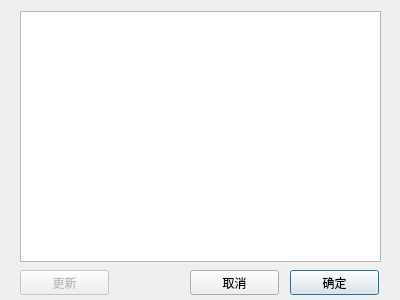
ldhshao/mylearnings, file qtlearnings/paramconfig/cmodparampreview.ui: the form before one commit.
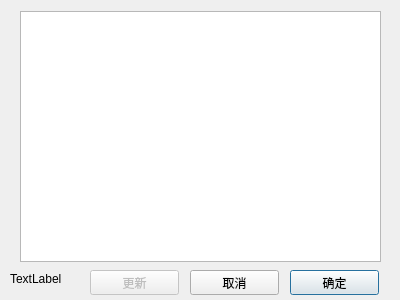
The form after the commit. Custom widgets are drawn as their Qt base class.

Commit message: paramconfig: modified param preview auto set size

What changed in the file:
```diff
--- a/qtlearnings/paramconfig/cmodparampreview.ui
+++ b/qtlearnings/paramconfig/cmodparampreview.ui
@@ -55,7 +55,7 @@
    </property>
    <property name="geometry">
     <rect>
-     <x>20</x>
+     <x>90</x>
      <y>270</y>
      <width>89</width>
      <height>25</height>
@@ -65,6 +65,19 @@
     <string>更新</string>
    </property>
   </widget>
+  <widget class="QLabel" name="label_lineno">
+   <property name="geometry">
+    <rect>
+     <x>10</x>
+     <y>270</y>
+     <width>67</width>
+     <height>17</height>
+    </rect>
+   </property>
+   <property name="text">
+    <string>TextLabel</string>
+   </property>
+  </widget>
  </widget>
  <customwidgets>
   <customwidget>
```
The commit also changes 2 other files.
